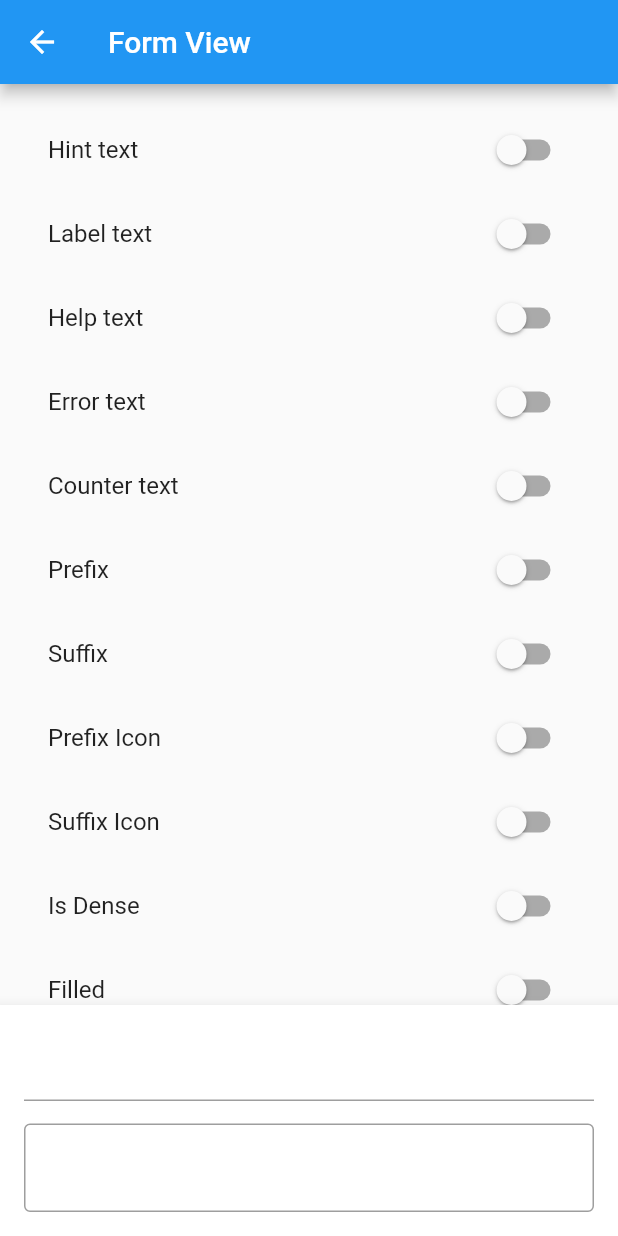
After one commit to linhkhoi-huynh-goldenowl/flutter-gallery-app, a Flutter app: the TextFieldScreen screen opened by its route, on a phone screen of 412 x 824 dp. The commit adds this screen. Run offline on Flutter 3.47's test engine with Material 2 defaults, Android fonts, the phone set to English and light mode, and no system bars.

Commit message:
them text field screen

```diff
--- a/lib/config/routes/router.dart
+++ b/lib/config/routes/router.dart
@@ -9,6 +9,7 @@ import 'package:gallery_app/features/screens/image_appbar_screen.dart';
 import 'package:gallery_app/features/screens/rich_text_screen.dart';
 import 'package:gallery_app/features/screens/row_column_screen.dart';
 import 'package:gallery_app/features/screens/stack_align_screen.dart';
+import 'package:gallery_app/features/screens/text_field_screen.dart';
 import 'package:gallery_app/features/screens/wrap_chip_screen.dart';
 
 class AppRouter {
@@ -36,6 +37,8 @@ class AppRouter {
         return MaterialPageRoute(builder: (_) => const WrapChipScreen());
       case '/ButtonScreen':
         return MaterialPageRoute(builder: (_) => const ButtonScreen());
+      case '/TextFieldScreen':
+        return MaterialPageRoute(builder: (_) => const TextFieldScreen());
       default:
         return MaterialPageRoute(
             builder: (_) => Scaffold(
--- a/lib/features/models/button_model.dart
+++ b/lib/features/models/button_model.dart
@@ -6,7 +6,7 @@ class ButtonModel with ChangeNotifier {
   String _dropdowmFormField = "Apple";
   String get dropdowmFormField => _dropdowmFormField;
 
-  List<bool> _isSelected = [false, false, false];
+  final List<bool> _isSelected = [false, false, false];
   get isSelected => _isSelected;
 
   setSelectedValue(int i, bool value) {
--- /dev/null
+++ b/lib/features/models/text_field_model.dart
@@ -0,0 +1,99 @@
+import 'package:flutter/material.dart';
+
+class TextFieldModel with ChangeNotifier {
+  bool _hintText = false;
+  bool _labelText = false;
+  bool _helpText = false;
+  bool _errorText = false;
+  bool _prefix = false;
+  bool _suffix = false;
+  bool _prefixIcon = false;
+  bool _suffixIcon = false;
+  bool _isDense = false;
+  bool _counterText = false;
+  bool _filled = false;
+  bool _alignLabelWithHint = false;
+  get hintText => _hintText;
+
+  set hintText(value) {
+    _hintText = value;
+    notifyListeners();
+  }
+
+  get labelText => _labelText;
+
+  set labelText(value) {
+    _labelText = value;
+    notifyListeners();
+  }
+
+  get helpText => _helpText;
+
+  set helpText(value) {
+    _helpText = value;
+    notifyListeners();
+  }
+
+  get errorText => _errorText;
+
+  set errorText(value) {
+    _errorText = value;
+    notifyListeners();
+  }
+
+  get prefix => _prefix;
+
+  set prefix(value) {
+    _prefix = value;
+    notifyListeners();
+  }
+
+  get suffix => _suffix;
+
+  set suffix(value) {
+    _suffix = value;
+    notifyListeners();
+  }
+
+  get prefixIcon => _prefixIcon;
+
+  set prefixIcon(value) {
+    _prefixIcon = value;
+    notifyListeners();
+  }
+
+  get suffixIcon => _suffixIcon;
+
+  set suffixIcon(value) {
+    _suffixIcon = value;
+    notifyListeners();
+  }
+
+  get isDense => _isDense;
+
+  set isDense(value) {
+    _isDense = value;
+    notifyListeners();
+  }
+
+  get counterText => _counterText;
+
+  set counterText(value) {
+    _counterText = value;
+    notifyListeners();
+  }
+
+  get filled => _filled;
+
+  set filled(value) {
+    _filled = value;
+    notifyListeners();
+  }
+
+  get alignLabelWithHint => _alignLabelWithHint;
+
+  set alignLabelWithHint(value) {
+    _alignLabelWithHint = value;
+    notifyListeners();
+  }
+}
--- a/lib/features/screens/home_screen.dart
+++ b/lib/features/screens/home_screen.dart
@@ -79,7 +79,7 @@ class _HomeScreenState extends State<HomeScreen> {
           HomeItem(
               title: "Text Field",
               subtitle: "Text Field, Text Field Form",
-              routeName: "routeName",
+              routeName: "/TextFieldScreen",
               iconData: Icons.menu),
           HomeItem(
               title: "Row & Column",
--- /dev/null
+++ b/lib/features/screens/text_field_screen.dart
@@ -0,0 +1,150 @@
+import 'package:flutter/material.dart';
+import 'package:gallery_app/features/models/text_field_model.dart';
+import 'package:provider/provider.dart';
+
+class TextFieldScreen extends StatelessWidget {
+  const TextFieldScreen({Key? key}) : super(key: key);
+
+  @override
+  Widget build(BuildContext context) {
+    return Consumer<TextFieldModel>(
+      builder: (context, model, child) {
+        return Scaffold(
+          appBar: AppBar(title: const Text("Form View")),
+          bottomNavigationBar: BottomAppBar(
+              child: Container(
+            padding: const EdgeInsets.all(16),
+            child: Column(
+              mainAxisSize: MainAxisSize.min,
+              crossAxisAlignment: CrossAxisAlignment.stretch,
+              children: [
+                TextField(
+                  decoration: InputDecoration(
+                    hintText: model.hintText ? "Hint text" : null,
+                    labelText: model.labelText ? "Label text" : null,
+                    helperText: model.helpText ? "Help text" : null,
+                    errorText: model.errorText ? "Error text" : null,
+                    counterText: model.counterText ? "Counter text" : null,
+                    prefix: model.prefix ? const Text("Prefix") : null,
+                    suffix: model.suffix ? const Text("Suffix") : null,
+                    prefixIcon: model.prefixIcon
+                        ? const Icon(Icons.access_alarm)
+                        : null,
+                    suffixIcon: model.suffixIcon
+                        ? IconButton(
+                            onPressed: () {}, icon: const Icon(Icons.close))
+                        : null,
+                    isDense: model.isDense,
+                    alignLabelWithHint: model.alignLabelWithHint,
+                    filled: model.filled,
+                  ),
+                ),
+                const SizedBox(
+                  height: 15,
+                ),
+                TextField(
+                  decoration: InputDecoration(
+                      hintText: model.hintText ? "Hint text" : null,
+                      labelText: model.labelText ? "Label text" : null,
+                      helperText: model.helpText ? "Help text" : null,
+                      errorText: model.errorText ? "Error text" : null,
+                      counterText: model.counterText ? "Counter text" : null,
+                      prefix: model.prefix ? const Text("Prefix") : null,
+                      suffix: model.suffix ? const Text("Suffix") : null,
+                      prefixIcon: model.prefixIcon
+                          ? const Icon(Icons.access_alarm)
+                          : null,
+                      suffixIcon: model.suffixIcon
+                          ? IconButton(
+                              onPressed: () {}, icon: const Icon(Icons.close))
+                          : null,
+                      isDense: model.isDense,
+                      alignLabelWithHint: model.alignLabelWithHint,
+                      filled: model.filled,
+                      border: const OutlineInputBorder()),
+                )
+              ],
+            ),
+          )),
+          body: ListView(
+            padding: const EdgeInsets.all(16),
+            children: [
+              SwitchListTile(
+                  title: const Text("Hint text"),
+                  value: model.hintText,
+                  onChanged: (value) {
+                    model.hintText = value;
+                  }),
+              SwitchListTile(
+                  title: const Text("Label text"),
+                  value: model.labelText,
+                  onChanged: (value) {
+                    model.labelText = value;
+                  }),
+              SwitchListTile(
+                  title: const Text("Help text"),
+                  value: model.helpText,
+                  onChanged: (value) {
+                    model.helpText = value;
+                  }),
+              SwitchListTile(
+                  title: const Text("Error text"),
+                  value: model.errorText,
+                  onChanged: (value) {
+                    model.errorText = value;
+                  }),
+              SwitchListTile(
+                  title: const Text("Counter text"),
+                  value: model.counterText,
+                  onChanged: (value) {
+                    model.counterText = value;
+                  }),
+              SwitchListTile(
+                  title: const Text("Prefix"),
+                  value: model.prefix,
+                  onChanged: (value) {
+                    model.prefix = value;
+                  }),
+              SwitchListTile(
+                  title: const Text("Suffix"),
+                  value: model.suffix,
+                  onChanged: (value) {
+                    model.suffix = value;
+                  }),
+              SwitchListTile(
+                  title: const Text("Prefix Icon"),
+                  value: model.prefixIcon,
+                  onChanged: (value) {
+                    model.prefixIcon = value;
+                  }),
+              SwitchListTile(
+                  title: const Text("Suffix Icon"),
+                  value: model.suffixIcon,
+                  onChanged: (value) {
+                    model.suffixIcon = value;
+                  }),
+              SwitchListTile(
+                  title: const Text("Is Dense"),
+                  value: model.isDense,
+                  onChanged: (value) {
+                    model.isDense = value;
+                  }),
+              SwitchListTile(
+                  title: const Text("Filled"),
+                  value: model.filled,
+                  onChanged: (value) {
+                    model.filled = value;
+                  }),
+              SwitchListTile(
+                  title: const Text("Align Label With Hint"),
+                  value: model.alignLabelWithHint,
+                  onChanged: (value) {
+                    model.alignLabelWithHint = value;
+                  }),
+            ],
+          ),
+        );
+      },
+    );
+  }
+}
--- a/lib/main.dart
+++ b/lib/main.dart
@@ -5,6 +5,7 @@ import 'package:gallery_app/features/models/button_model.dart';
 import 'package:gallery_app/features/models/container_model.dart';
 import 'package:gallery_app/features/models/row_column.dart';
 import 'package:gallery_app/features/models/stack_align.dart';
+import 'package:gallery_app/features/models/text_field_model.dart';
 import 'package:gallery_app/features/models/wrap_chip.dart';
 import 'features/provider/cupertino_slider_provider.dart';
 import 'features/models/cupertino_form.dart';
@@ -26,6 +27,7 @@ void main() {
         ChangeNotifierProvider(create: (_) => BottomAppbarModel()),
         ChangeNotifierProvider(create: (_) => WrapChipModel()),
         ChangeNotifierProvider(create: (_) => ButtonModel()),
+        ChangeNotifierProvider(create: (_) => TextFieldModel()),
       ],
       child: const MyApp(),
     ),
```
